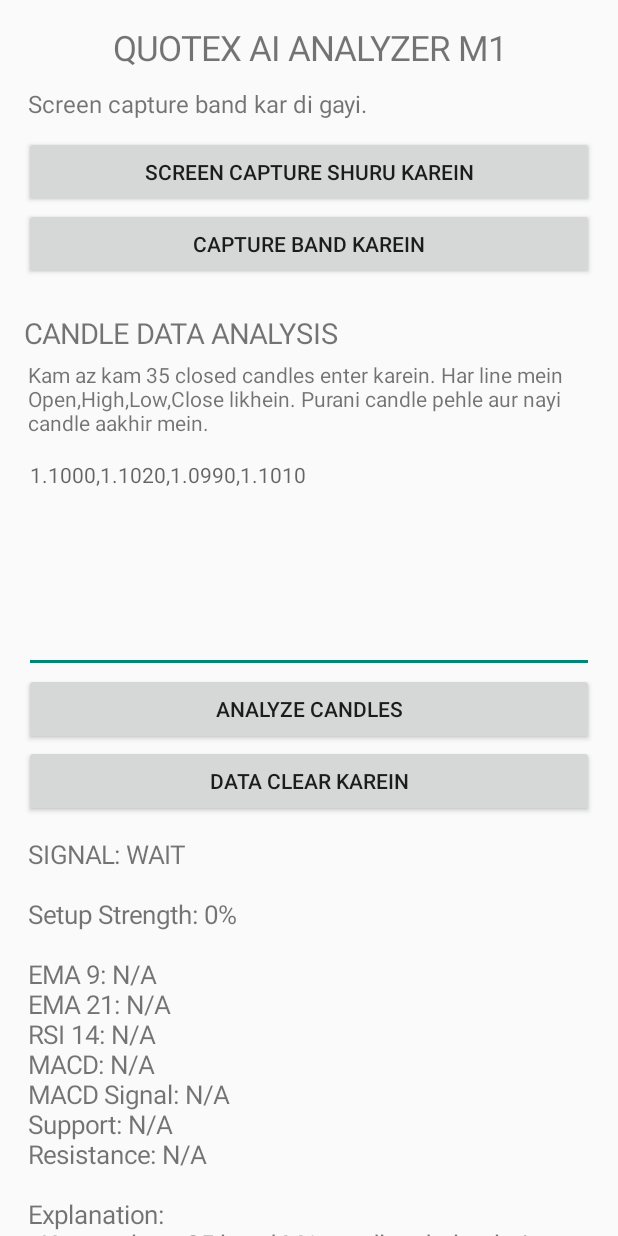
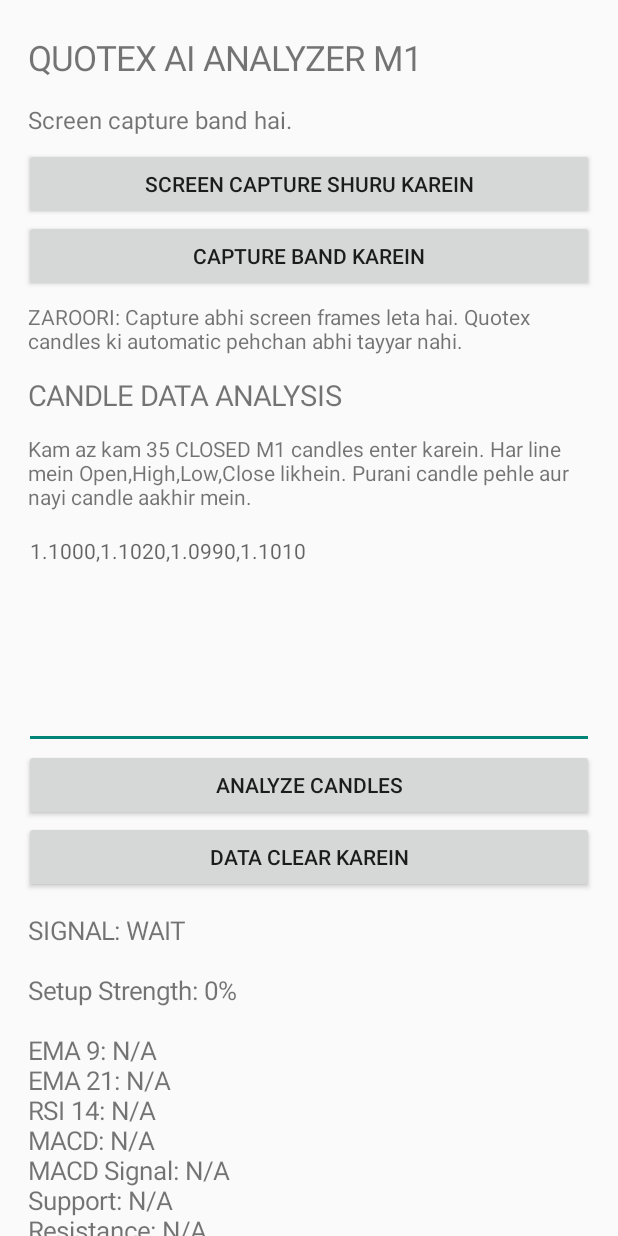
Before and after one commit to lkjadoon37-dev/Quotex-M1-Screen-Analyzer, an Android app: the screen it shows after launch (MainActivity), after a tap on "ANALYZE CANDLES", on a phone screen of 412 x 824 dp. Run offline under Robolectric (Android 15) with nearby library versions, the phone set to English and light mode, and no system bars; 2 other taps on this screen came first.

Commit message:
Update MainActivity.kt

```diff
--- a/app/src/main/java/com/example/quotexm1analyzer/MainActivity.kt
+++ b/app/src/main/java/com/example/quotexm1analyzer/MainActivity.kt
@@ -28,6 +28,14 @@ class MainActivity : Activity() {
             setPadding(24, 24, 24, 24)
         }
 
+        fun addText(message: String, size: Float) {
+            content.addView(TextView(this).apply {
+                text = message
+                textSize = size
+                setPadding(4, 10, 4, 10)
+            })
+        }
+
         fun addButton(label: String, action: () -> Unit) {
             content.addView(Button(this).apply {
                 text = label
@@ -35,44 +43,40 @@ class MainActivity : Activity() {
             })
         }
 
-        content.addView(TextView(this).apply {
-            text = "QUOTEX AI ANALYZER M1"
-            textSize = 23f
-            gravity = Gravity.CENTER
-        })
+        addText("QUOTEX AI ANALYZER M1", 23f)
 
         status = TextView(this).apply {
             text = "Screen capture band hai."
             textSize = 16f
-            setPadding(4, 16, 4, 16)
+            setPadding(4, 12, 4, 12)
         }
         content.addView(status)
 
-        addButton("Screen Capture Shuru Karein") {
+        addButton("SCREEN CAPTURE SHURU KAREIN") {
             val manager =
                 getSystemService(MEDIA_PROJECTION_SERVICE) as MediaProjectionManager
-
             startActivityForResult(
                 manager.createScreenCaptureIntent(),
                 captureRequest
             )
         }
 
-        addButton("Capture Band Karein") {
+        addButton("CAPTURE BAND KAREIN") {
             stopService(Intent(this, ScreenCaptureService::class.java))
-            status.text = "Screen capture band kar di gayi."
+            status.text = "Screen capture band hai."
         }
 
-        content.addView(TextView(this).apply {
-            text = "\nCANDLE DATA ANALYSIS"
-            textSize = 19f
-        })
+        addText(
+            "ZAROORI: Capture abhi screen frames leta hai. Quotex candles ki automatic pehchan abhi tayyar nahi.",
+            14f
+        )
 
-        content.addView(TextView(this).apply {
-            text = "Kam az kam 35 closed candles enter karein. Har line mein Open,High,Low,Close likhein. Purani candle pehle aur nayi candle aakhir mein."
-            textSize = 14f
-            setPadding(4, 8, 4, 8)
-        })
+        addText("CANDLE DATA ANALYSIS", 19f)
+
+        addText(
+            "Kam az kam 35 CLOSED M1 candles enter karein. Har line mein Open,High,Low,Close likhein. Purani candle pehle aur nayi candle aakhir mein.",
+            14f
+        )
 
         candleInput = EditText(this).apply {
             hint = "1.1000,1.1020,1.0990,1.1010"
@@ -86,13 +90,13 @@ class MainActivity : Activity() {
             analyzeCandles()
         }
 
-        addButton("Data Clear Karein") {
+        addButton("DATA CLEAR KAREIN") {
             candleInput.text.clear()
             result.text = "Analysis result yahan show hoga."
         }
 
         result = TextView(this).apply {
-            text = "\nAnalysis result yahan show hoga."
+            text = "Analysis result yahan show hoga."
             textSize = 17f
             setPadding(4, 20, 4, 20)
         }
@@ -159,11 +163,9 @@ class MainActivity : Activity() {
                 appendLine("Resistance: ${formatValue(analysis.resistance, 5)}")
                 appendLine()
                 appendLine("Explanation:")
-                analysis.explanation.forEach { reason ->
-                    appendLine("- $reason")
-                }
+                analysis.explanation.forEach { appendLine("- $it") }
                 appendLine()
-                append("Strength score win probability nahi hai. Pehle demo par test karein.")
+                append("Strength score win probability nahi hai. Demo par test karein.")
             }
 
         } catch (e: Exception) {
@@ -193,7 +195,7 @@ class MainActivity : Activity() {
             startForegroundService(service)
 
             status.text =
-                "Screen capture active hai.\nFrames phone par locally process ho rahe hain."
+                "Capture active hai. Frames phone par receive ho rahe hain. Candle recognition abhi tayyar nahi."
         } else {
             status.text = "Screen capture permission nahi mili."
         }
```
